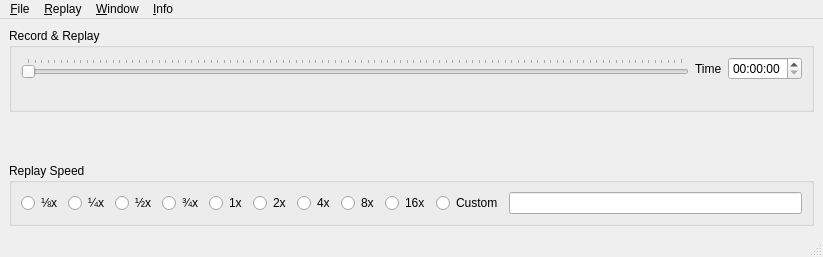
till213/SkyDolly, file src/UserInterface/src/MainWindow.ui: the form before one commit.
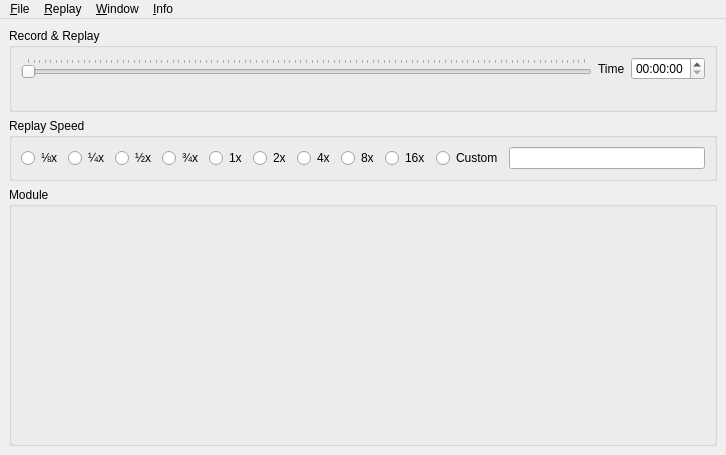
The form after the commit. Icons and pictures are not drawn.

Diff of the .ui file:
```diff
--- a/src/UserInterface/src/MainWindow.ui
+++ b/src/UserInterface/src/MainWindow.ui
@@ -6,21 +6,33 @@
    <rect>
     <x>0</x>
     <y>0</y>
-    <width>823</width>
-    <height>257</height>
+    <width>726</width>
+    <height>455</height>
    </rect>
   </property>
   <property name="windowTitle">
    <string>Sky Dolly</string>
   </property>
-  <widget class="QWidget" name="centralwidget">
-   <layout class="QGridLayout" name="gridLayout_3">
-    <item row="0" column="0">
-     <widget class="QGroupBox" name="groupBox_4">
+  <property name="unifiedTitleAndToolBarOnMac">
+   <bool>true</bool>
+  </property>
+  <widget class="QWidget" name="centralWidget">
+   <layout class="QVBoxLayout" name="centralLayout">
+    <item>
+     <widget class="QGroupBox" name="replayGroupBox">
+      <property name="sizePolicy">
+       <sizepolicy hsizetype="Preferred" vsizetype="Preferred">
+        <horstretch>0</horstretch>
+        <verstretch>0</verstretch>
+       </sizepolicy>
+      </property>
       <property name="title">
        <string>Record &amp;&amp; Replay</string>
       </property>
-      <layout class="QGridLayout" name="gridLayout">
+      <layout class="QGridLayout" name="replayLayout">
+       <property name="sizeConstraint">
+        <enum>QLayout::SetMaximumSize</enum>
+       </property>
        <item row="0" column="0">
         <layout class="QVBoxLayout" name="verticalLayout">
          <item>
@@ -97,96 +109,86 @@
       </layout>
      </widget>
     </item>
-    <item row="1" column="0">
-     <spacer name="verticalSpacer">
-      <property name="orientation">
-       <enum>Qt::Vertical</enum>
-      </property>
-      <property name="sizeHint" stdset="0">
-       <size>
-        <width>20</width>
-        <height>40</height>
-       </size>
-      </property>
-     </spacer>
-    </item>
-    <item row="2" column="0">
-     <widget class="QGroupBox" name="groupBox">
+    <item>
+     <widget class="QGroupBox" name="replaySpeedGroupBox">
       <property name="title">
        <string>Replay Speed</string>
       </property>
-      <layout class="QGridLayout" name="gridLayout_2">
-       <item row="0" column="0">
+      <layout class="QHBoxLayout" name="replaySpeedLayout">
+       <property name="sizeConstraint">
+        <enum>QLayout::SetMaximumSize</enum>
+       </property>
+       <item>
         <widget class="QRadioButton" name="replaySpeed1Div8xRadioButton">
          <property name="text">
           <string>⅛x</string>
          </property>
         </widget>
        </item>
-       <item row="0" column="1">
+       <item>
         <widget class="QRadioButton" name="replaySpeed1Div4xRadioButton">
          <property name="text">
           <string>¼x</string>
          </property>
         </widget>
        </item>
-       <item row="0" column="2">
+       <item>
         <widget class="QRadioButton" name="replaySpeed1Div2xRadioButton">
          <property name="text">
           <string>½x</string>
          </property>
         </widget>
        </item>
-       <item row="0" column="3">
+       <item>
         <widget class="QRadioButton" name="replaySpeed3Div4xRadioButton">
          <property name="text">
           <string>¾x</string>
          </property>
         </widget>
        </item>
-       <item row="0" column="4">
+       <item>
         <widget class="QRadioButton" name="replaySpeed1xRadioButton">
          <property name="text">
           <string>1x</string>
          </property>
         </widget>
        </item>
-       <item row="0" column="5">
+       <item>
         <widget class="QRadioButton" name="replaySpeed2xRadioButton">
          <property name="text">
           <string>2x</string>
          </property>
         </widget>
        </item>
-       <item row="0" column="6">
+       <item>
         <widget class="QRadioButton" name="replaySpeed4xRadioButton">
          <property name="text">
           <string>4x</string>
          </property>
         </widget>
        </item>
-       <item row="0" column="7">
+       <item>
         <widget class="QRadioButton" name="replaySpeed8xRadioButton">
          <property name="text">
           <string>8x</string>
          </property>
         </widget>
        </item>
-       <item row="0" column="8">
+       <item>
         <widget class="QRadioButton" name="replaySpeed16xRadioButton">
          <property name="text">
           <string>16x</string>
          </property>
         </widget>
        </item>
-       <item row="0" column="9">
+       <item>
         <widget class="QRadioButton" name="customReplaySpeedRadioButton">
          <property name="text">
           <string>Custom</string>
          </property>
         </widget>
        </item>
-       <item row="0" column="10">
+       <item>
         <widget class="QLineEdit" name="customReplaySpeedLineEdit">
          <property name="minimumSize">
           <size>
@@ -199,6 +201,21 @@
       </layout>
      </widget>
     </item>
+    <item>
+     <widget class="QGroupBox" name="moduleGroupBox">
+      <property name="title">
+       <string>Module</string>
+      </property>
+      <layout class="QHBoxLayout" name="horizontalLayout">
+       <item>
+        <widget class="QStackedWidget" name="moduleStackWidget">
+         <widget class="QWidget" name="page"/>
+         <widget class="QWidget" name="page_2"/>
+        </widget>
+       </item>
+      </layout>
+     </widget>
+    </item>
    </layout>
   </widget>
   <widget class="QMenuBar" name="menubar">
@@ -206,8 +223,8 @@
     <rect>
      <x>0</x>
      <y>0</y>
-     <width>823</width>
-     <height>21</height>
+     <width>726</width>
+     <height>22</height>
     </rect>
    </property>
    <widget class="QMenu" name="menu_File">
@@ -266,11 +283,6 @@
    <addaction name="menu_View"/>
    <addaction name="menu_Info"/>
   </widget>
-  <widget class="QStatusBar" name="statusbar">
-   <property name="enabled">
-    <bool>true</bool>
-   </property>
-  </widget>
   <action name="quitAction">
    <property name="text">
     <string>&amp;Quit</string>
```
Left out of the diff: 1 changed line with no effect on the pictures.
